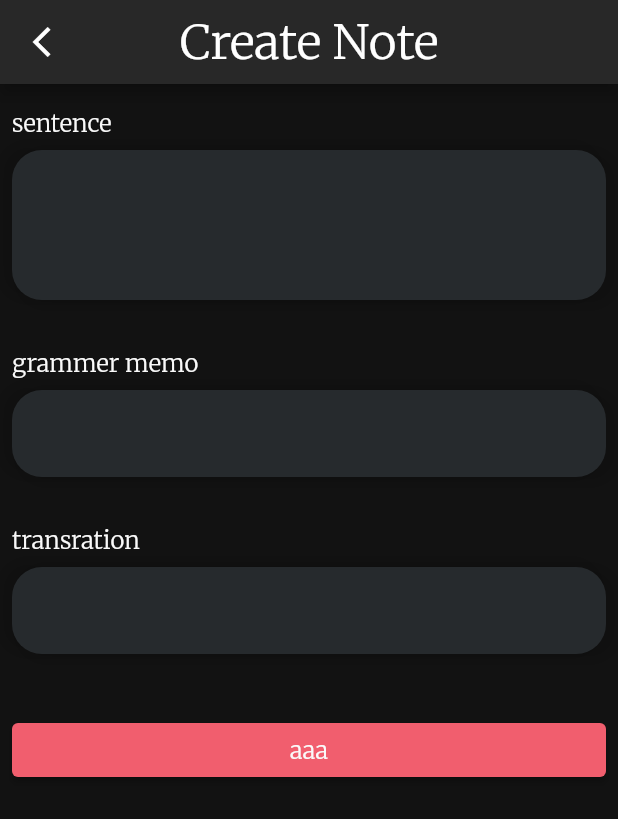
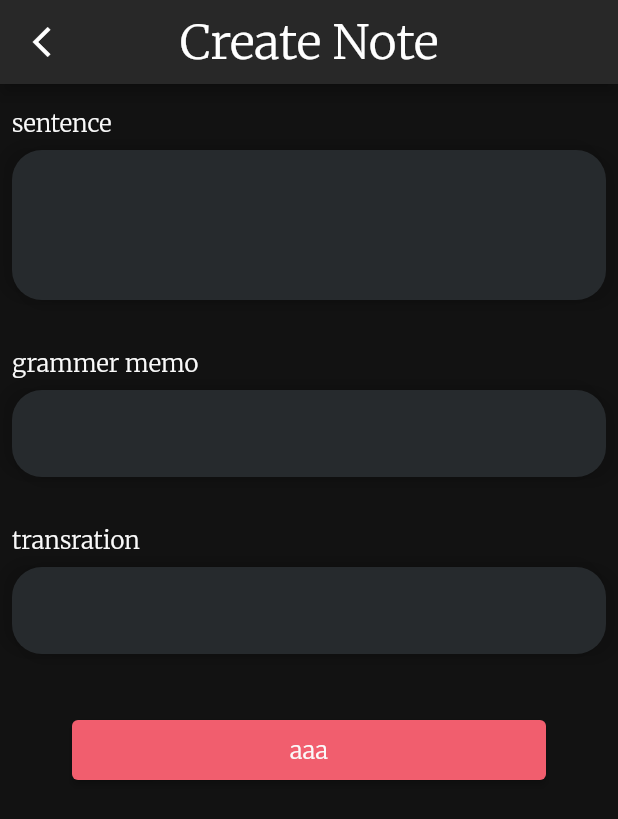
Before and after one commit to mine2424/notes_on_english_literature, a Flutter app: the CreateSentencePage screen opened directly, on a phone screen of 412 x 824 dp. Shown: the top 819 px of the screen. Run offline on Flutter 3.47's test engine with Material 2 defaults, Android fonts, the phone set to English and light mode, and no system bars; our stand-ins replace firebase_core, flutter_hooks, google_fonts, hooks_riverpod, state_notifier; accounts and stored records are empty; generated files the repository leaves out were written again; network calls fail.

Commit message:
fix: note UI

```diff
--- a/lib/pages/notes/book/create_sentence_page.dart
+++ b/lib/pages/notes/book/create_sentence_page.dart
@@ -41,10 +41,13 @@ class CreateSentencePage extends HookWidget {
             textLines: 2,
           ),
           const SizedBox(height: 16),
-          NeumorphismButton(
-            text: 'aaa',
-            onTapLogic: () {},
-          ).show(context),
+          Padding(
+            padding: const EdgeInsets.symmetric(vertical: 8, horizontal: 24),
+            child: NeumorphismButton(
+              text: 'aaa',
+              onTapLogic: () {},
+            ).show(context),
+          ),
         ],
       ),
     );
--- a/lib/pages/notes/widgets/book_card.dart
+++ b/lib/pages/notes/widgets/note_card.dart
@@ -13,7 +13,6 @@ class BookCard extends StatelessWidget {
       onTap: () {
         Navigator.of(context).push<void>(
           MaterialPageRoute(
-            fullscreenDialog: true,
             builder: (_) => const NotePage(),
           ),
         );
--- a/lib/widgets/button/button_base.dart
+++ b/lib/widgets/button/button_base.dart
@@ -2,6 +2,12 @@ import 'package:flutter/material.dart';
 
 abstract class ButtonBase {
   const ButtonBase();
+
+  double get vertical;
+  double get horizontal;
+
+  double get innerVertical;
+  double get innerHorizontal;
 
   void onPressed();
 
@@ -12,14 +18,20 @@ abstract class ButtonBase {
   Widget _button(BuildContext context) {
     return ElevatedButton(
       onPressed: onPressed,
-      child: textWidget(context),
+      child: Padding(
+        padding: EdgeInsets.symmetric(
+          horizontal: innerHorizontal,
+          vertical: innerVertical,
+        ),
+        child: textWidget(context),
+      ),
       style: buttonStyle(context),
     );
   }
 
   Widget show(BuildContext context) {
     return Padding(
-      padding: const EdgeInsets.all(8),
+      padding: EdgeInsets.symmetric(horizontal: horizontal, vertical: vertical),
       child: _button(context),
     );
   }
--- a/lib/widgets/button/neumorphism_button.dart
+++ b/lib/widgets/button/neumorphism_button.dart
@@ -6,6 +6,21 @@ class NeumorphismButton extends ButtonBase {
 
   final String text;
   final VoidCallback? onTapLogic;
+
+  @override
+  void onPressed() => onTapLogic;
+
+  @override
+  double get horizontal => 24;
+
+  @override
+  double get vertical => 0;
+
+  @override
+  double get innerHorizontal => 0;
+
+  @override
+  double get innerVertical => 10;
 
   @override
   ButtonStyle buttonStyle(BuildContext context) {
@@ -21,7 +36,4 @@ class NeumorphismButton extends ButtonBase {
       style: Theme.of(context).textTheme.bodyText2,
     );
   }
-
-  @override
-  void onPressed() => onTapLogic;
 }
```
Also changed, not shown: lib/pages/initial_page.dart (+3 -15 lines), lib/pages/notes/book/note_page.dart (+15 -0 lines), lib/pages/notes/note_list/note_list_page.dart (renamed from lib/pages/notes/book_list/book_list_page.dart, +17 -3 lines), lib/pages/notes/widgets/note_dialog.dart (added, +38 -0 lines), lib/widgets/button/floating_custom_button.dart (added, +26 -0 lines), lib/widgets/dialog/dialog_base.dart (added, +38 -0 lines), 1 other file.
